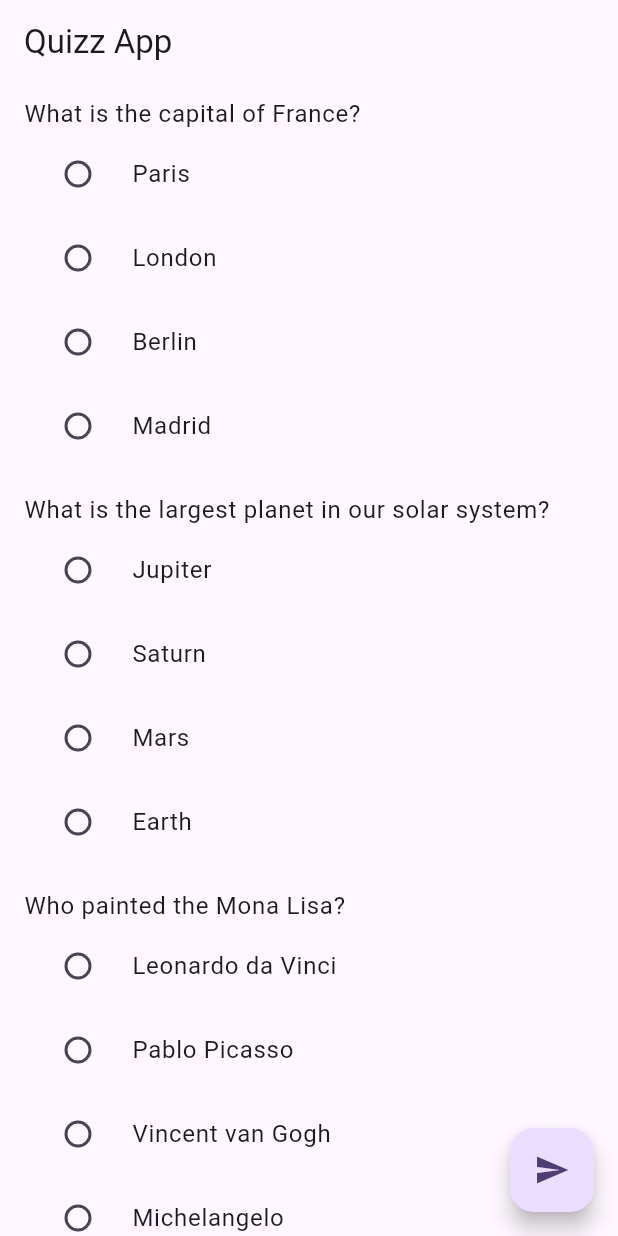
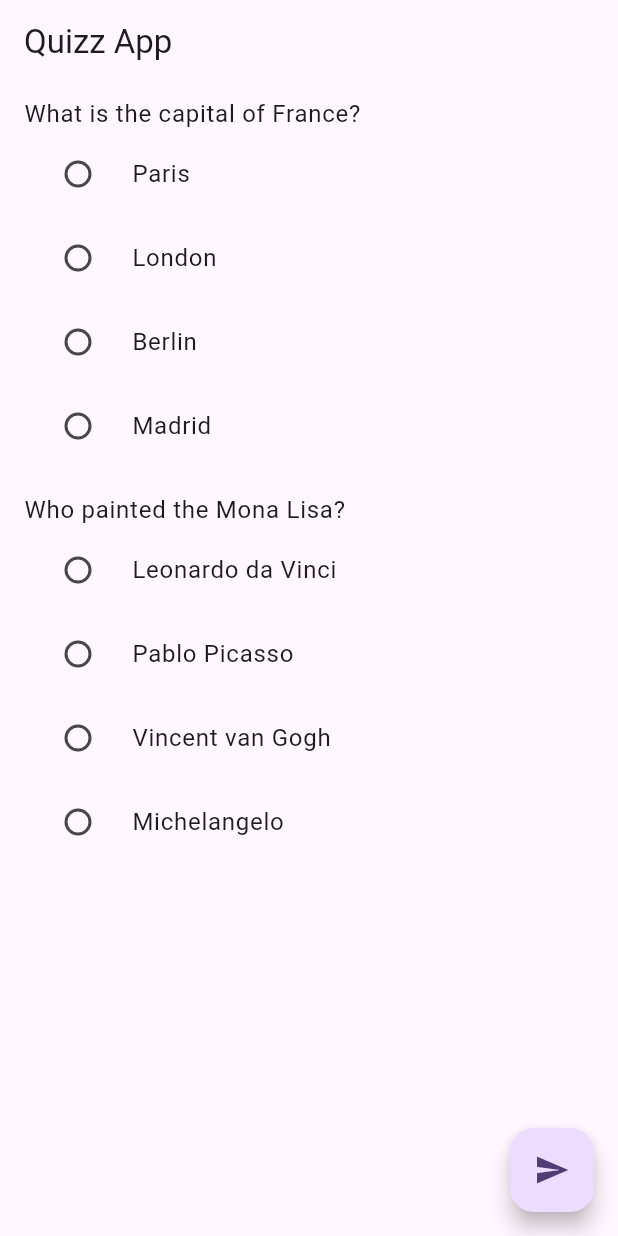
Before and after one commit to Kurczaak/quizzers, a Flutter app: the screen it shows after launch, on a phone screen of 412 x 824 dp. Run offline on Flutter 3.47's test engine with Material 3 defaults, Android fonts, the phone set to English and light mode, and no system bars; our stand-ins replace dartz, freezed_annotation; generated files the repository leaves out were written again.

Commit message:
Refactor home_page.dart to use QuestionUIModel and QuestionWidget

```diff
--- a/lib/home_page.dart
+++ b/lib/home_page.dart
@@ -1,13 +1,38 @@
 import 'package:flutter/material.dart';
-import 'package:flutter_hooks/flutter_hooks.dart';
+import 'package:quizzers/UI/model/question_ui_model.dart';
+import 'package:quizzers/UI/widgets/question_widget.dart';
 
-class HomePage extends HookWidget {
+// TODO: Remove. Temp mock data
+List<QuestionUIModel> questions = [
+  const QuestionUIModel(
+    question: 'What is the capital of France?',
+    answers: [
+      AnswerUIModel(answer: 'Paris'),
+      AnswerUIModel(answer: 'London'),
+      AnswerUIModel(answer: 'Berlin'),
+      AnswerUIModel(answer: 'Madrid'),
+    ],
+    correctAnswerIndex: 0,
+    selectedAnswerIndex: null,
+  ),
+  const QuestionUIModel(
+    question: 'Who painted the Mona Lisa?',
+    answers: [
+      AnswerUIModel(answer: 'Leonardo da Vinci'),
+      AnswerUIModel(answer: 'Pablo Picasso'),
+      AnswerUIModel(answer: 'Vincent van Gogh'),
+      AnswerUIModel(answer: 'Michelangelo'),
+    ],
+    correctAnswerIndex: 0,
+    selectedAnswerIndex: null,
+  ),
+];
+
+class HomePage extends StatelessWidget {
   const HomePage({super.key});
 
   @override
   Widget build(BuildContext context) {
-    final selectedAnswer =
-        useState<List<String?>>(List.filled(questions.length, null));
     return Scaffold(
       appBar: AppBar(
         title: const Text('Quizz App'),
@@ -15,23 +40,12 @@ class HomePage extends HookWidget {
       body: ListView.builder(
         itemCount: questions.length,
         itemBuilder: (context, index) {
-          return ListTile(
-            title: Text(questions[index].question),
-            subtitle: Column(
-              children: questions[index].answers.map((answer) {
-                return RadioListTile(
-                  title: Text(answer),
-                  value: answer,
-                  groupValue: selectedAnswer.value[index],
-                  onChanged: (value) {
-                    // Update the selected answer for the current question
-                    selectedAnswer.value = List.from(selectedAnswer.value)
-                      ..[index] = value;
-                  },
-                );
-              }).toList(),
-            ),
-          );
+          final question = questions[index];
+          return QuestionWidget(
+              question: question,
+              onSelected: (question) {
+                // TODO: handle on question selected,
+              });
         },
       ),
       floatingActionButton: FloatingActionButton(
@@ -45,32 +59,3 @@ class HomePage extends HookWidget {
     );
   }
 }
-
-class Question {
-  final String question;
-  final List<String> answers;
-
-  Question({required this.question, required this.answers});
-}
-
-final List<Question> questions = [
-  Question(
-    question: 'What is the capital of France?',
-    answers: ['Paris', 'London', 'Berlin', 'Madrid'],
-  ),
-  Question(
-    question: 'What is the largest planet in our solar system?',
-    answers: ['Jupiter', 'Saturn', 'Mars', 'Earth'],
-  ),
-  Question(
-    question: 'Who painted the Mona Lisa?',
-    answers: [
-      'Leonardo da Vinci',
-      'Pablo Picasso',
-      'Vincent van Gogh',
-      'Michelangelo'
-    ],
-  ),
-];
-
-List<String> selectedAnswer = List.filled(questions.length, '');
```
